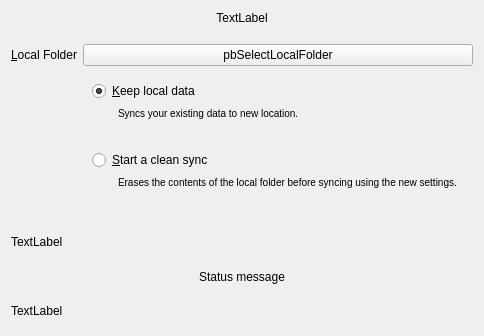
Old version of the form src/wizard/owncloudadvancedsetuppage.ui in the repository jdbravo/mirall-backup.
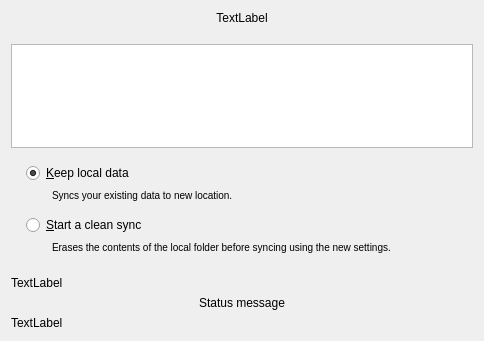
New version of the form.

Commit message: added the QTreeView with Custom File System Model

Diff of the .ui file:
```diff
--- a/src/wizard/owncloudadvancedsetuppage.ui
+++ b/src/wizard/owncloudadvancedsetuppage.ui
@@ -57,34 +57,11 @@
    </item>
    <item>
     <layout class="QFormLayout" name="advancedBox">
-     <item row="0" column="0">
-      <widget class="QLabel" name="label">
-       <property name="sizePolicy">
-        <sizepolicy hsizetype="Minimum" vsizetype="Preferred">
-         <horstretch>0</horstretch>
-         <verstretch>0</verstretch>
-        </sizepolicy>
-       </property>
-       <property name="text">
-        <string>&amp;Local Folder</string>
-       </property>
-       <property name="buddy">
-        <cstring>pbSelectLocalFolder</cstring>
-       </property>
-      </widget>
-     </item>
-     <item row="0" column="1">
-      <widget class="QPushButton" name="pbSelectLocalFolder">
-       <property name="sizePolicy">
-        <sizepolicy hsizetype="MinimumExpanding" vsizetype="Fixed">
-         <horstretch>0</horstretch>
-         <verstretch>0</verstretch>
-        </sizepolicy>
-       </property>
-       <property name="text">
-        <string>pbSelectLocalFolder</string>
-       </property>
-      </widget>
+     <property name="fieldGrowthPolicy">
+      <enum>QFormLayout::ExpandingFieldsGrow</enum>
+     </property>
+     <item row="0" column="0" colspan="2">
+      <widget class="QTreeView" name="wizardTreeView"/>
      </item>
      <item row="1" column="1">
       <widget class="QWidget" name="resolutionWidget" native="true">
```
The commit also changes 3 other files.
